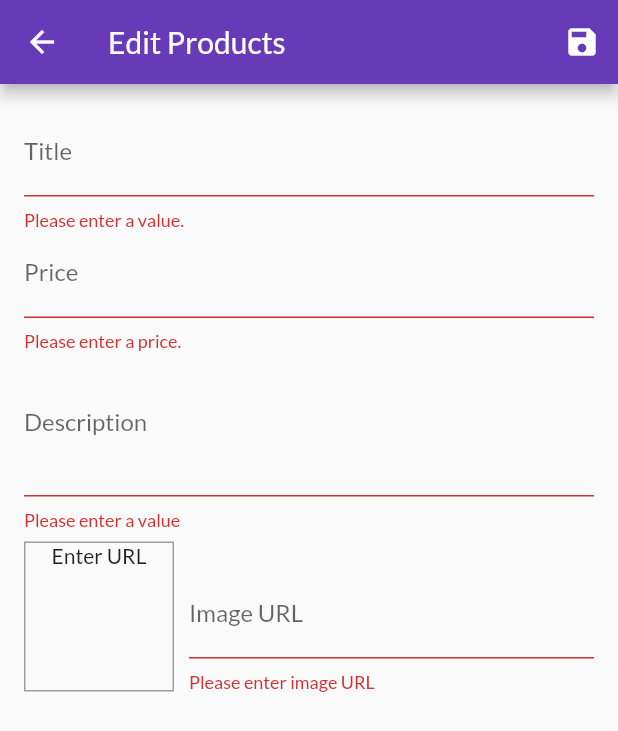
After one commit to Flyukiy/my_shop_app, a Flutter app: the EditProductScreen screen opened by its route, after a tap on the "save" icon, on a phone screen of 412 x 824 dp. The commit adds this screen. Shown: the top 731 px of the screen. Run offline on Flutter 3.47's test engine with Material 2 defaults, Android fonts, the phone set to English and light mode, and no system bars; network calls fail.

Commit message:
Added new screens - edit products.dart, user products

```diff
--- a/lib/providers/products.dart
+++ b/lib/providers/products.dart
@@ -9,7 +9,7 @@ class Products with ChangeNotifier {
       description: 'A red shirt - it is pretty red!',
       price: 29.99,
       imageUrl:
-      'https://cdn.pixabay.com/photo/2016/10/02/22/17/red-t-shirt-1710578_1280.jpg',
+          'https://cdn.pixabay.com/photo/2016/10/02/22/17/red-t-shirt-1710578_1280.jpg',
     ),
     Product(
       id: 'p2',
@@ -17,7 +17,7 @@ class Products with ChangeNotifier {
       description: 'A nice pair of trousers.',
       price: 59.99,
       imageUrl:
-      'https://upload.wikimedia.org/wikipedia/commons/thumb/e/e8/Trousers%2C_dress_%28AM_1960.022-8%29.jpg/512px-Trousers%2C_dress_%28AM_1960.022-8%29.jpg',
+          'https://upload.wikimedia.org/wikipedia/commons/thumb/e/e8/Trousers%2C_dress_%28AM_1960.022-8%29.jpg/512px-Trousers%2C_dress_%28AM_1960.022-8%29.jpg',
     ),
     Product(
       id: 'p3',
@@ -25,7 +25,7 @@ class Products with ChangeNotifier {
       description: 'Warm and cozy - exactly what you need for the winter.',
       price: 19.99,
       imageUrl:
-      'https://live.staticflickr.com/4043/4438260868_cc79b3369d_z.jpg',
+          'https://live.staticflickr.com/4043/4438260868_cc79b3369d_z.jpg',
     ),
     Product(
       id: 'p4',
@@ -33,9 +33,10 @@ class Products with ChangeNotifier {
       description: 'Prepare any meal you want.',
       price: 49.99,
       imageUrl:
-      'https://upload.wikimedia.org/wikipedia/commons/thumb/1/14/Cast-Iron-Pan.jpg/1024px-Cast-Iron-Pan.jpg',
+          'https://upload.wikimedia.org/wikipedia/commons/thumb/1/14/Cast-Iron-Pan.jpg/1024px-Cast-Iron-Pan.jpg',
     ),
   ];
+
   // var _showFavoritesOnly = false;
 
   List<Product> get items {
@@ -63,8 +64,15 @@ class Products with ChangeNotifier {
     return _items.firstWhere((product) => product.id == productId);
   }
 
-  void addProduct() {
-    // _item.add(value);
+  void addProduct(Product product) {
+    final newProduct = Product(
+      id: DateTime.now().toString(),
+      title: product.title,
+      description: product.description,
+      price: product.price,
+      imageUrl: product.imageUrl,
+    );
+    _items.add(newProduct);
     notifyListeners();
   }
 }
--- /dev/null
+++ b/lib/screens/edit_product_screen.dart
@@ -0,0 +1,212 @@
+import 'package:flutter/material.dart';
+import 'package:my_shop_app/providers/products.dart';
+import 'package:provider/provider.dart';
+import '../providers/product.dart';
+
+class EditProductScreen extends StatefulWidget {
+  static final routeName = '/edit-product';
+
+  @override
+  _EditProductScreenState createState() => _EditProductScreenState();
+}
+
+class _EditProductScreenState extends State<EditProductScreen> {
+  final _priceFocusNode = FocusNode();
+  final _descriptionFocusNode = FocusNode();
+  final _imageUrlController = TextEditingController();
+  final _imageUrlFocusNode = FocusNode();
+  final _form = GlobalKey<FormState>();
+  var _editedData =
+      Product(id: null, title: '', description: '', price: 0, imageUrl: '');
+
+  @override
+  void initState() {
+    _imageUrlFocusNode.addListener(_updateImageUrl);
+    super.initState();
+  }
+
+  @override
+  void dispose() {
+    _imageUrlFocusNode.removeListener(_updateImageUrl);
+    _priceFocusNode.dispose();
+    _descriptionFocusNode.dispose();
+    _imageUrlFocusNode.dispose();
+    super.dispose();
+  }
+
+  void _updateImageUrl() {
+    if (!_imageUrlFocusNode.hasFocus) {
+      setState(() {});
+    }
+  }
+
+  void _saveForm() {
+    final isValid = _form.currentState.validate();
+    if (!isValid) {
+      return null;
+    }
+    _form.currentState.save();
+    Provider.of<Products>(context, listen: false).addProduct(_editedData);
+    Navigator.of(context).pop();
+  }
+
+  @override
+  Widget build(BuildContext context) {
+    return Scaffold(
+      appBar: AppBar(
+        title: Text('Edit Products'),
+        actions: [
+          IconButton(
+            icon: Icon(Icons.save),
+            onPressed: _saveForm,
+          ),
+        ],
+      ),
+      body: Padding(
+        padding: const EdgeInsets.all(16.0),
+        child: Form(
+          key: _form,
+          child: ListView(
+            children: [
+              TextFormField(
+                decoration: InputDecoration(labelText: 'Title'),
+                textInputAction: TextInputAction.next,
+                validator: (value) {
+                  if (value.isEmpty) {
+                    return 'Please enter a value.';
+                  }
+                  return null;
+                },
+                onFieldSubmitted: (_) {
+                  FocusScope.of(context).requestFocus(_priceFocusNode);
+                },
+                onSaved: (value) {
+                  _editedData = Product(
+                    title: value,
+                    imageUrl: _editedData.imageUrl,
+                    description: _editedData.description,
+                    id: null,
+                    price: _editedData.price,
+                  );
+                },
+              ),
+              TextFormField(
+                decoration: InputDecoration(labelText: 'Price'),
+                textInputAction: TextInputAction.next,
+                keyboardType: TextInputType.number,
+                focusNode: _priceFocusNode,
+                validator: (value) {
+                  if (value.isEmpty) {
+                    return 'Please enter a price.';
+                  }
+                  if (double.tryParse(value) == null) {
+                    return 'Please enter valid price';
+                  }
+                  if (double.parse(value) <= 0) {
+                    return 'Please enter number greater than zero';
+                  }
+                  return null;
+                },
+                onFieldSubmitted: (_) {
+                  FocusScope.of(context).requestFocus(_descriptionFocusNode);
+                },
+                onSaved: (value) {
+                  _editedData = Product(
+                    title: _editedData.title,
+                    imageUrl: _editedData.imageUrl,
+                    description: _editedData.description,
+                    id: null,
+                    price: double.parse(value),
+                  );
+                },
+              ),
+              TextFormField(
+                decoration: InputDecoration(labelText: 'Description'),
+                maxLines: 3,
+                keyboardType: TextInputType.multiline,
+                textInputAction: TextInputAction.next,
+                focusNode: _descriptionFocusNode,
+                validator: (value) {
+                  if (value.isEmpty) {
+                    return 'Please enter a value';
+                  }
+                  if (value.length <= 10) {
+                    return 'Should be at least ten character';
+                  }
+                  return null;
+                },
+                onSaved: (value) {
+                  _editedData = Product(
+                    title: _editedData.title,
+                    imageUrl: _editedData.imageUrl,
+                    description: value,
+                    id: null,
+                    price: _editedData.price,
+                  );
+                },
+              ),
+              Row(
+                crossAxisAlignment: CrossAxisAlignment.end,
+                children: [
+                  Container(
+                    width: 100,
+                    height: 100,
+                    margin: EdgeInsets.only(top: 8, right: 10),
+                    decoration: BoxDecoration(
+                      border: Border.all(width: 1, color: Colors.grey),
+                    ),
+                    child: _imageUrlController.text.isEmpty
+                        ? Text(
+                            'Enter URL',
+                            textAlign: TextAlign.center,
+                          )
+                        : FittedBox(
+                            child: Image.network(_imageUrlController.text),
+                            fit: BoxFit.cover,
+                          ),
+                  ),
+                  Expanded(
+                    child: TextFormField(
+                      decoration: InputDecoration(labelText: 'Image URL'),
+                      keyboardType: TextInputType.url,
+                      textInputAction: TextInputAction.done,
+                      controller: _imageUrlController,
+                      focusNode: _imageUrlFocusNode,
+                      validator: (value) {
+                        if (value.isEmpty) {
+                          return 'Please enter image URL';
+                        }
+                        if (!value.startsWith('http')) {
+                          return 'Please enter valid URL';
+                        }
+                        // if (!value.toLowerCase().endsWith('.jpg') || !value.toLowerCase().endsWith('.png')) {
+                        //   return 'Entered URL does not contain valid picture';
+                        // }
+                        return null;
+                      },
+                      onEditingComplete: () {
+                        setState(() {});
+                      },
+                      onFieldSubmitted: (_) {
+                        _saveForm();
+                      },
+                      onSaved: (value) {
+                        _editedData = Product(
+                          title: _editedData.title,
+                          imageUrl: value,
+                          description: _editedData.description,
+                          id: null,
+                          price: _editedData.price,
+                        );
+                      },
+                    ),
+                  ),
+                ],
+              ),
+            ],
+          ),
+        ),
+      ),
+    );
+  }
+}
--- a/lib/widgets/cart_item.dart
+++ b/lib/widgets/cart_item.dart
@@ -26,7 +26,7 @@ class CartItem extends StatelessWidget {
             actions: [
               FlatButton(
                 onPressed: () {
-                  Navigator.of(ctx).pop();
+                  Navigator.of(ctx).pop(false);
                 },
                 child: Text('No'),
               ),
```
Also changed, not shown: lib/main.dart (+7 -3 lines), lib/screens/user_products_screen.dart (added, +43 -0 lines), lib/widgets/app_drawer.dart (+17 -2 lines), lib/widgets/user_product_item.dart (added, +40 -0 lines).
